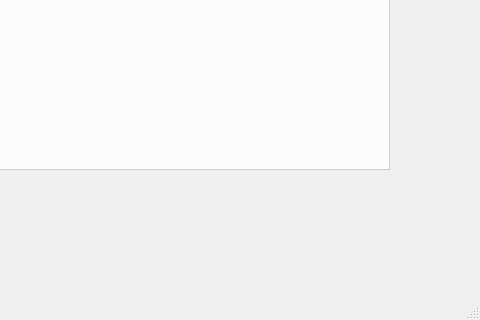
QianLiii/BankManager, file manager_view.ui: the form before one commit; both pictures show x 500 to 980 and y 320 to 640 of the 980 by 640 pixel window.
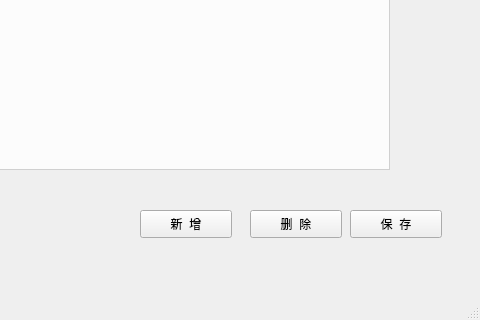
The form after the commit.

What changed in the file:
```diff
--- a/manager_view.ui
+++ b/manager_view.ui
@@ -53,6 +53,45 @@
      <string notr="true">background:rgba(255,255,255,200)</string>
     </property>
    </widget>
+   <widget class="QPushButton" name="SaveButton">
+    <property name="geometry">
+     <rect>
+      <x>850</x>
+      <y>530</y>
+      <width>92</width>
+      <height>28</height>
+     </rect>
+    </property>
+    <property name="text">
+     <string>保  存</string>
+    </property>
+   </widget>
+   <widget class="QPushButton" name="InsertButton">
+    <property name="geometry">
+     <rect>
+      <x>640</x>
+      <y>530</y>
+      <width>92</width>
+      <height>28</height>
+     </rect>
+    </property>
+    <property name="text">
+     <string>新  增</string>
+    </property>
+   </widget>
+   <widget class="QPushButton" name="DeleteButton">
+    <property name="geometry">
+     <rect>
+      <x>750</x>
+      <y>530</y>
+      <width>92</width>
+      <height>28</height>
+     </rect>
+    </property>
+    <property name="text">
+     <string>删  除</string>
+    </property>
+   </widget>
   </widget>
   <widget class="QMenuBar" name="menubar">
    <property name="geometry">
```
